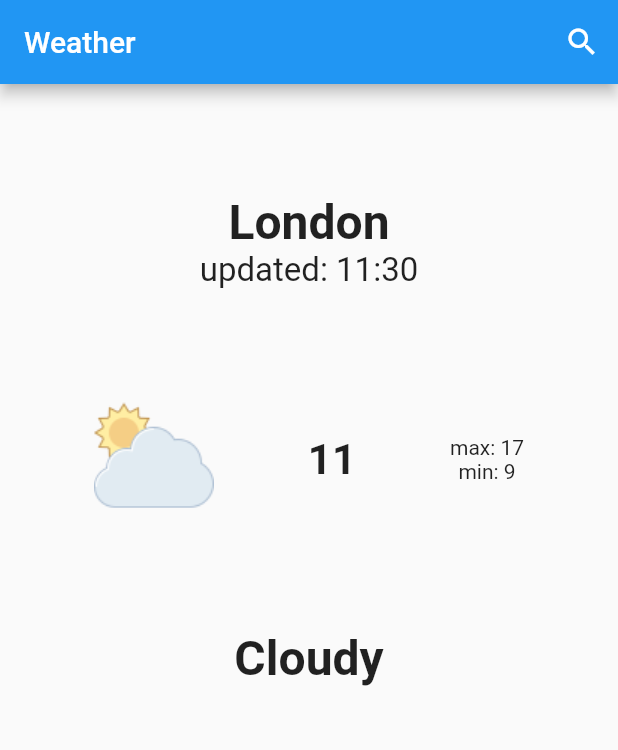
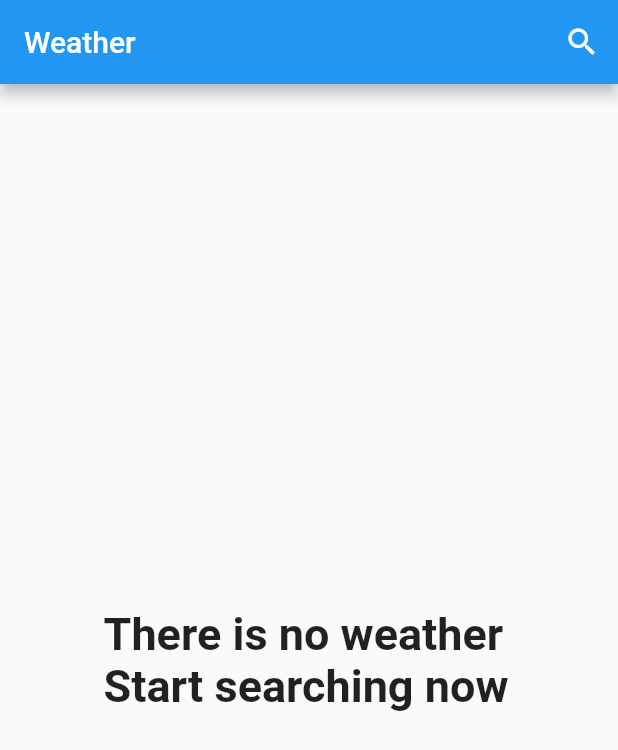
Before and after one commit to mahmoud-alwakeel/weather-app, a Flutter app: the screen it shows after launch, on a phone screen of 412 x 824 dp. Shown: the top 750 px of the screen. Run offline on Flutter 3.47's test engine with Material 2 defaults, Android fonts, the phone set to English and light mode, and no system bars.

Commit message:
provider

```diff
--- a/lib/main.dart
+++ b/lib/main.dart
@@ -1,21 +1,27 @@
 import 'package:flutter/material.dart';
+import 'package:provider/provider.dart';
+import 'package:weather_app/models/weather_model.dart';
 import 'package:weather_app/pages/home_screen.dart';
+import 'package:weather_app/providers/weather_provider.dart';
 
 void main() {
-  runApp(const MyApp());
+  runApp(MyApp());
 }
 
 class MyApp extends StatelessWidget {
-  const MyApp({super.key});
+   MyApp({super.key});
 
   @override
   Widget build(BuildContext context) {
-    return MaterialApp(
-      debugShowCheckedModeBanner: true,
-      theme: ThemeData(
-        primarySwatch: Colors.blue,
+    return ChangeNotifierProvider(
+      create: (context) => WeatherProvider(),
+      child: MaterialApp(
+        debugShowCheckedModeBanner: true,
+        theme: ThemeData(
+          primarySwatch: Colors.blue,
+        ),
+        home: HomeScreen(),
       ),
-      home: HomeScreen(),
     );
   }
 }
--- a/lib/pages/home_screen.dart
+++ b/lib/pages/home_screen.dart
@@ -1,11 +1,25 @@
 import 'package:flutter/material.dart';
+import 'package:provider/provider.dart';
 import 'package:weather_app/models/weather_model.dart';
 import 'package:weather_app/pages/search_screen.dart';
+import 'package:weather_app/providers/weather_provider.dart';
 
-class HomeScreen extends StatelessWidget {
+class HomeScreen extends StatefulWidget {
    HomeScreen({Key? key}) : super(key: key);
 
-   WeatherModel? weatherData;
+  @override
+  State<HomeScreen> createState() => _HomeScreenState();
+}
+
+class _HomeScreenState extends State<HomeScreen> {
+  // we can comment this as we have a global variable with the sa e name in the searchScreen
+  //WeatherModel? weatherData;
+
+  void updateUI(){
+    setState(() {
+
+    });
+  }
   @override
   Widget build(BuildContext context) {
     return Scaffold(
@@ -17,7 +31,7 @@ class HomeScreen extends StatelessWidget {
             onPressed: () {
               // Navigator is a statment so it must end with a semicolon
               Navigator.push(context, MaterialPageRoute(builder: (context) {
-                return SearchScreen();
+                return SearchScreen(updateUI: updateUI,);
               }));
             },
             icon: Icon(Icons.search),
@@ -25,30 +39,41 @@ class HomeScreen extends StatelessWidget {
         ],
         title: const Text('Weather'),
       ),
-      body: weatherData != null ? const NoDataWidget() : Container(
+      body: Provider.of<WeatherProvider>(context, listen: true).weatherData == null ? Center(
+        child: Column(
+          mainAxisSize: MainAxisSize.min,
+          children: const [
+            Text(
+              'There is no weather \nStart searching now',
+              style: TextStyle(fontSize: 30, fontWeight: FontWeight.w600),
+            ),
+          ],
+        ),
+      ) : Container(
+        color: Colors.grey,
         child: Column(
           mainAxisAlignment: MainAxisAlignment.center,
           children: [
-            Spacer(),
-            Text('London', style: TextStyle(fontSize: 32, fontWeight: FontWeight.bold),),
-            Text('updated: 11:30',style: TextStyle(fontSize: 22)),
-            Spacer(),
+            const Spacer(flex: 2,),
+            const Text('London', style: TextStyle(fontSize: 32, fontWeight: FontWeight.bold),),
+            const Text('updated: 11:30',style: TextStyle(fontSize: 22)),
+            const Spacer(),
             Row(
               mainAxisAlignment: MainAxisAlignment.spaceEvenly,
               children: [
                 Image.asset('assets/images/cloudy.png'),
-                Text('11',style: TextStyle(fontSize: 28, fontWeight: FontWeight.w600)),
+                const Text('11',style: TextStyle(fontSize: 28, fontWeight: FontWeight.w600)),
                 Column(
-                  children: [
+                  children: const [
                     Text('max: 17'),
                     Text('min: 9'),
                   ],
                 )
               ],
             ),
-            Spacer(),
-            Text('Cloudy',style: TextStyle(fontSize: 32, fontWeight: FontWeight.bold)),
-            Spacer(flex: 5,),
+            const Spacer(),
+            const Text('Cloudy',style: TextStyle(fontSize: 32, fontWeight: FontWeight.bold)),
+            const Spacer(flex: 5,),
           ],
         ),
       ),
--- a/lib/pages/search_screen.dart
+++ b/lib/pages/search_screen.dart
@@ -1,11 +1,15 @@
 import 'package:flutter/material.dart';
+import 'package:provider/provider.dart';
 import 'package:weather_app/models/weather_model.dart';
+import 'package:weather_app/providers/weather_provider.dart';
 import 'package:weather_app/services/weather_services.dart';
 
 class SearchScreen extends StatelessWidget {
   String? cityName;
 
-  SearchScreen({super.key});
+  VoidCallback? updateUI;
+
+  SearchScreen({required this.updateUI});
   @override
   Widget build(BuildContext context) {
     return Scaffold(
@@ -21,8 +25,12 @@ class SearchScreen extends StatelessWidget {
             onSubmitted: (data) async{
               cityName = data;
               WeatherServices weatherServices = WeatherServices();
-              WeatherModel weatherModel = await weatherServices.getWeather(cityName: cityName!);
-              print(weatherModel);
+              WeatherModel weather = await weatherServices.getWeather(cityName: cityName!);
+              //print(weatherModel);
+              Provider.of<WeatherProvider>(context, listen: false).weatherData = weather;
+              //updateUI!();
+              Navigator.pop(context);
+
             },
             decoration: const InputDecoration(
               hintText: 'enter a city',
--- /dev/null
+++ b/lib/providers/weather_provider.dart
@@ -0,0 +1,15 @@
+import 'package:flutter/material.dart';
+import 'package:weather_app/models/weather_model.dart';
+
+class WeatherProvider extends ChangeNotifier{
+  WeatherModel? _weatherData;
+
+  set weatherData(WeatherModel? weather) {
+    _weatherData = weather;
+    notifyListeners();
+  }
+// we made the weatherModel up nullable so the getter wants it also to be nullable
+// and as the getter and setter works together the setter that sets the value must
+// be nullable which mean that it can set the value to null
+  WeatherModel? get weatherData => _weatherData;
+}
--- a/pubspec.yaml
+++ b/pubspec.yaml
@@ -29,6 +29,7 @@ environment:
 # versions available, run `flutter pub outdated`.
 dependencies:
   http: ^0.13.6
+  provider: ^6.0.5
   flutter:
     sdk: flutter
 
```
Also changed, not shown: pubspec.lock, 1 other file.
